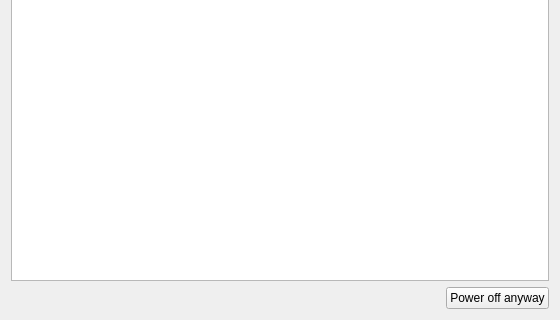
vicr123/theshell, file shell/menu.ui: the form before one commit; both pictures show x 0 to 560 and y 299 to 619 of the 560 by 619 pixel window.
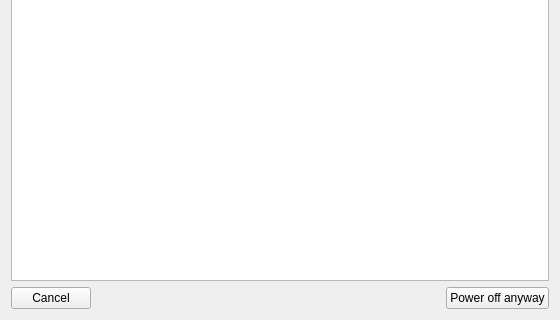
The form after the commit. Icons and pictures are not drawn. Custom widgets are drawn as their Qt base class.

Commit message: End Session Warnings

```diff
--- a/shell/menu.ui
+++ b/shell/menu.ui
@@ -601,6 +601,16 @@
        </item>
        <item>
         <layout class="QHBoxLayout" name="horizontalLayout_4">
+         <item>
+          <widget class="QPushButton" name="cancelEndSessionWarningButton">
+           <property name="text">
+            <string>Cancel</string>
+           </property>
+           <property name="icon">
+            <iconset theme="dialog-cancel"/>
+           </property>
+          </widget>
+         </item>
          <item>
           <spacer name="horizontalSpacer_4">
            <property name="orientation">
```
Left out of the diff: 14 changed lines with no effect on the pictures. The commit also changes 5 other files.
